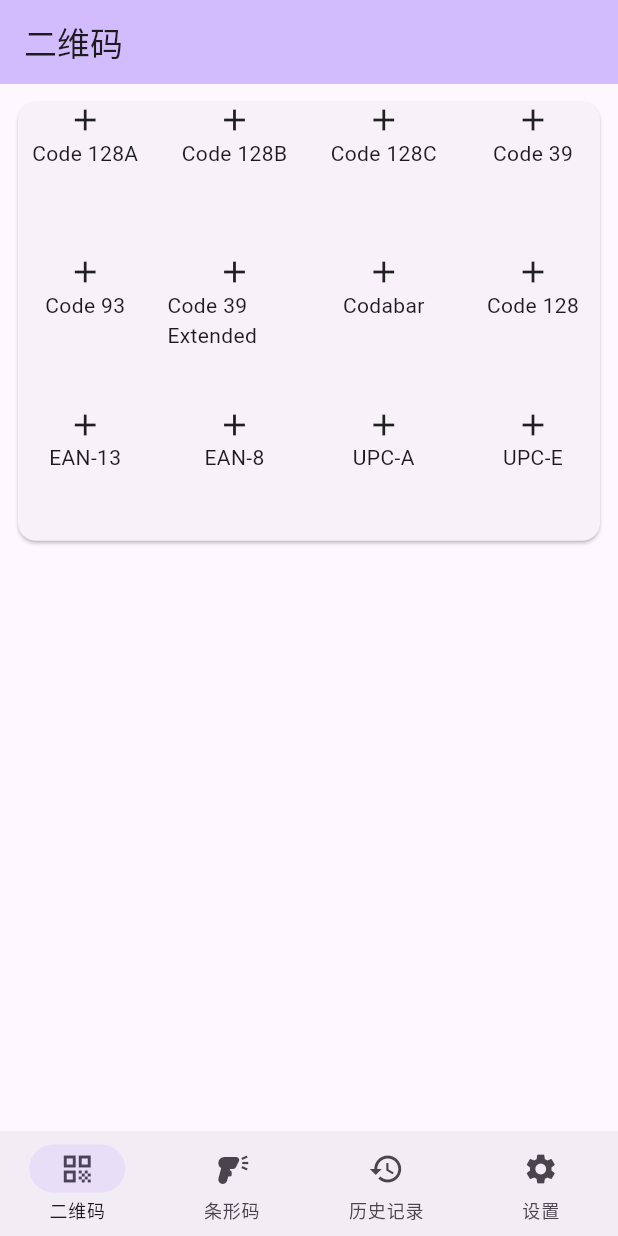
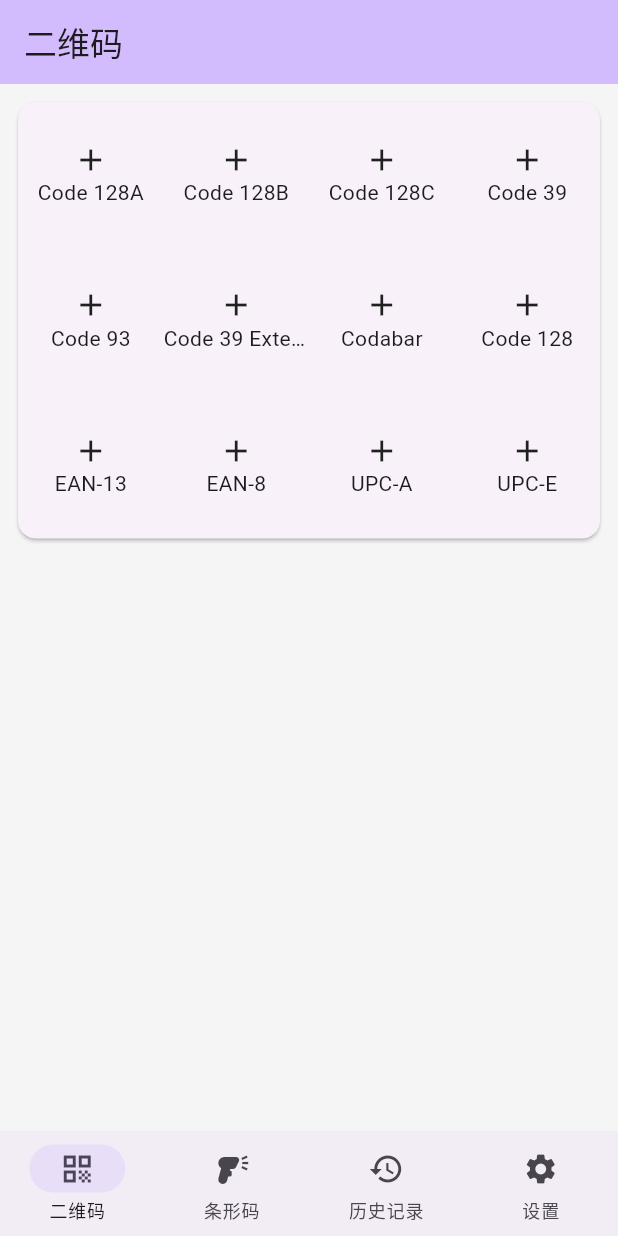
Before and after one commit to z244370114/ksymscan, a Flutter app: the screen it shows after launch, on a phone screen of 412 x 824 dp. Run offline on Flutter 3.47's test engine with Material 2 defaults, Android fonts, the phone set to English and light mode, and no system bars; our stand-ins replace get, get_storage.

Commit message:
1.添加布局；

```diff
--- a/lib/page/qr_view.dart
+++ b/lib/page/qr_view.dart
@@ -61,7 +61,9 @@ class _QrCodeViewPageState extends State<QrCodeViewPage> {
 
   @override
   Widget build(BuildContext context) {
-    return Column(
+    return Container(
+      color: Colors.grey[100],
+      child: Column(
         children: [
           Card(
             margin: const EdgeInsets.all(12),
@@ -69,21 +71,26 @@ class _QrCodeViewPageState extends State<QrCodeViewPage> {
             child: GridView.count(
               shrinkWrap: true,
               crossAxisCount: 4,
-            mainAxisSpacing: 12,
-            crossAxisSpacing: 10,
               children: data.map((e) => _buildItem(e)).toList(),
+            ),
+          ),
+        ],
+      ),
+    );
+  }
+
+  Widget _buildItem(Map item) {
+    return Column(
+      mainAxisAlignment: MainAxisAlignment.center,
+      children: [
+        Icon(Icons.add),
+        Text(
+          item["title"],
+          style: TextStyle(
+            overflow: TextOverflow.ellipsis,
           ),
         ),
       ],
     );
   }
-
-  Widget _buildItem(Map item) {
-    return Column(
-      children: [
-        Icon(Icons.add),
-        Text(item["title"]),
-      ],
-    );
 }
-}
```
Lines whose indentation alone changed are shown as unchanged.
